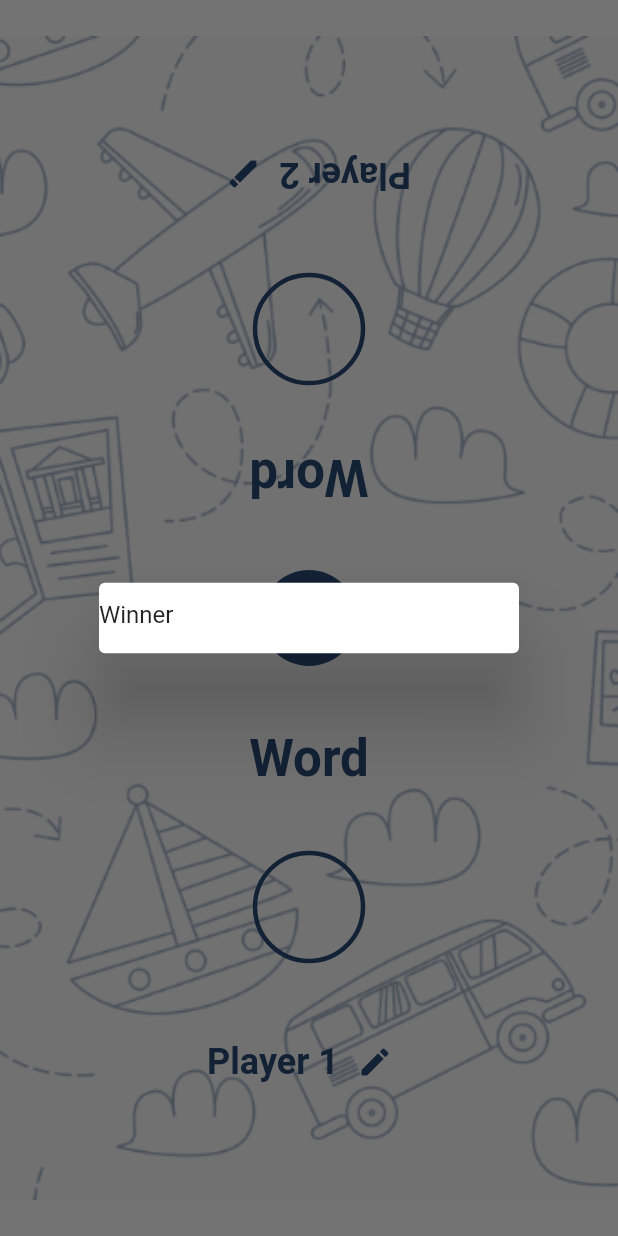
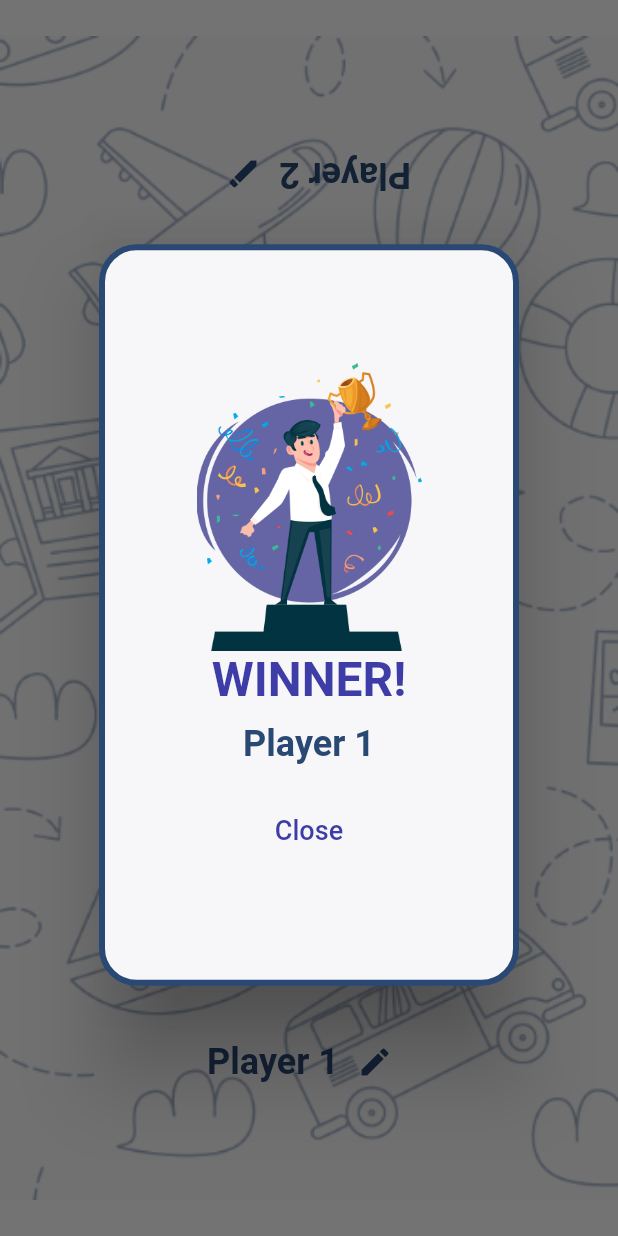
Before and after one commit to ParmarTarun/Chidiya-udd, a Flutter app: the GameScreen screen opened directly, after a tap on "Go!", after a tap on "END", on a phone screen of 412 x 824 dp. Run offline on Flutter 3.47's test engine with Material 2 defaults, Android fonts, the phone set to English and light mode, and no system bars; our stand-ins replace percent_indicator.

Commit message:
Winner modal ready

```diff
--- a/lib/Screens/GameScreen.dart
+++ b/lib/Screens/GameScreen.dart
@@ -1,5 +1,6 @@
 import 'dart:math';
 import 'package:ChidiyaUdd/Widgets/Bar.dart';
+import 'package:ChidiyaUdd/Widgets/WinnerModal.dart';
 import 'package:ChidiyaUdd/utils/Constants.dart';
 import 'package:flutter/material.dart';
 
@@ -21,11 +22,7 @@ class _GameScreenState extends State<GameScreen> {
 
   void _makeEditable() {}
   void _endGame() {
-    showDialog(
-        context: context,
-        builder: (_) => SimpleDialog(
-              children: <Widget>[Text("Winner")],
-            ));
+    showDialog(context: context, builder: (_) => WinnerModal(winnerName: player1,));
     setState(() {
       _gameBegan = false;
     });
--- /dev/null
+++ b/lib/Widgets/WinnerModal.dart
@@ -0,0 +1,63 @@
+import 'package:ChidiyaUdd/utils/Constants.dart';
+import 'package:flutter/material.dart';
+
+class WinnerModal extends StatelessWidget {
+
+  final String winnerName;
+  WinnerModal({this.winnerName});
+
+  void _closeModal(context) {
+    Navigator.pop(context);
+  }
+
+  @override
+  Widget build(BuildContext context) {
+    return SimpleDialog(
+      backgroundColor: Colors.transparent,
+      children: <Widget>[
+        Container(
+          decoration: BoxDecoration(
+              color: Color(Colours.secondaryColor),
+              borderRadius: BorderRadius.circular(25.0),
+              border:
+                  Border.all(color: Color(Colours.primaryColor), width: 4.0)),
+          height: MediaQuery.of(context).size.height * 0.6,
+          child: Column(
+            mainAxisAlignment: MainAxisAlignment.center,
+            mainAxisSize: MainAxisSize.min,
+            children: <Widget>[
+              Image(
+                  image: AssetImage('assets/images/winner.png'), width: 150.0),
+              Text(
+                "WINNER!",
+                style: TextStyle(
+                    color: Color(Colours.swatchColor),
+                    fontSize: 32.0,
+                    fontWeight: FontWeight.bold),
+              ),
+              SizedBox(height: 10.0),
+              Text(
+                winnerName,
+                style: TextStyle(
+                    color: Color(Colours.primaryColor),
+                    fontSize: 24.0,
+                    fontWeight: FontWeight.bold),
+              ),
+              SizedBox(height: 20.0),
+              InkWell(
+                child: FlatButton(
+                  onPressed: ()=>_closeModal(context),
+                  child: Text(
+                    "Close",
+                    style: TextStyle(
+                        color: Color(Colours.swatchColor), fontSize: 18.0),
+                  ),
+                ),
+              )
+            ],
+          ),
+        )
+      ],
+    );
+  }
+}
--- a/lib/utils/Constants.dart
+++ b/lib/utils/Constants.dart
@@ -1,4 +1,5 @@
 class Colours{
   static final primaryColor = 0xFF294974;
   static final secondaryColor = 0xFFF7F7F9;
+  static final swatchColor = 0xFF3E3DA7;
 }
```
Also changed, not shown: assets/images/winner.png (added).
